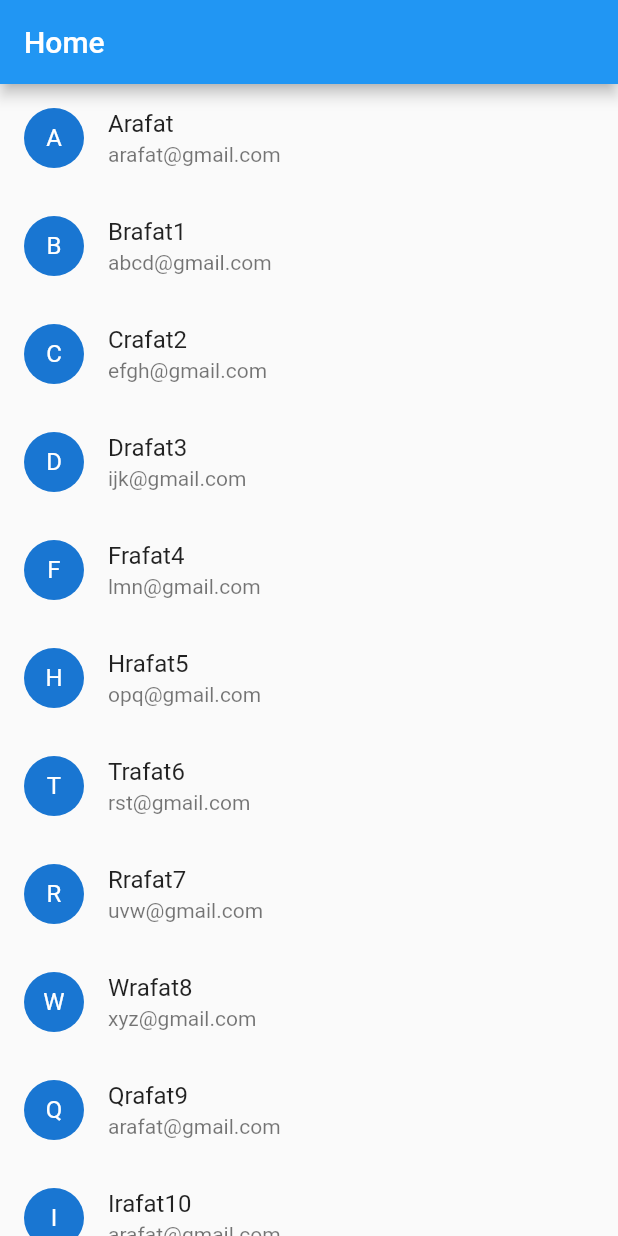
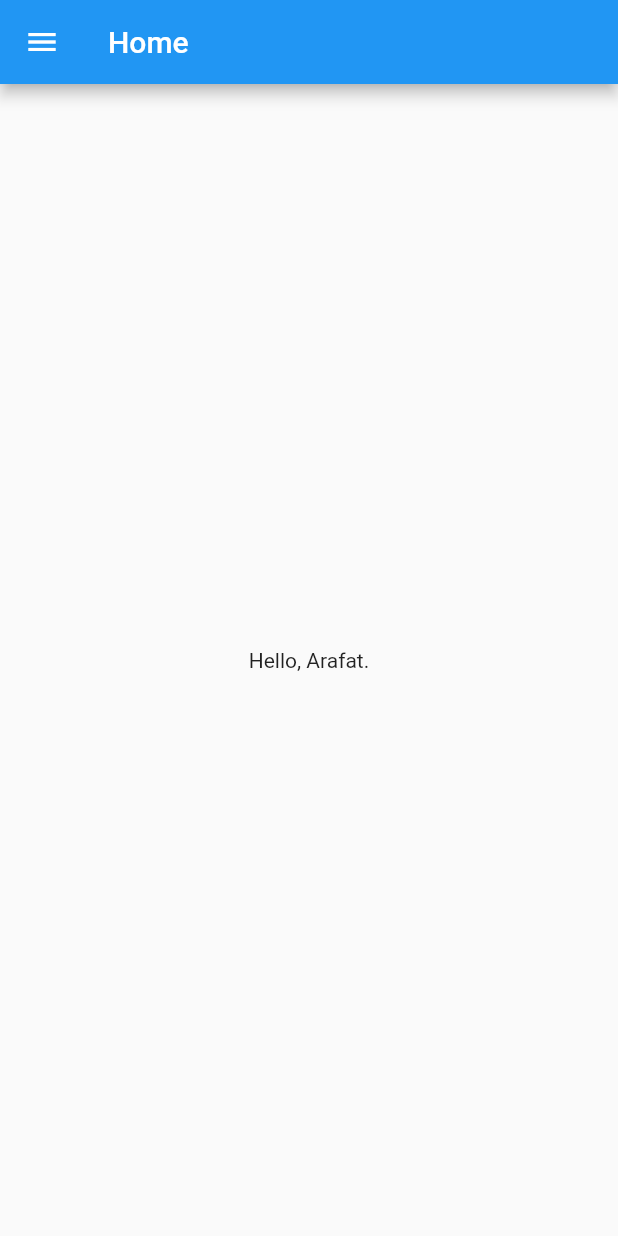
Before and after one commit to amiarafat/flutter_tutorial, a Flutter app: the screen it shows after launch, on a phone screen of 412 x 824 dp. Run offline on Flutter 3.47's test engine with Material 2 defaults, Android fonts, the phone set to English and light mode, and no system bars.

Commit message:
navigation drawer with item in listeview

```diff
--- a/lib/main.dart
+++ b/lib/main.dart
@@ -15,24 +15,7 @@ void main(){
 class HomePage extends StatelessWidget{
 
   final _longText = "Hello Arafat. How are You? I am Fine.lakhdka hfka fah fgakcgkahckacash lahlf halh ahf jkafkahkjfhaj falhf ahf hah ";
-  final _shortText = "Hello Arafat.";
-
-  List people = [
-    {"name":"Arafat", "email":"arafat@gmail.com"},
-    {"name":"Brafat1", "email":"abcd@gmail.com"},
-    {"name":"Crafat2", "email":"efgh@gmail.com"},
-    {"name":"Drafat3", "email":"ijk@gmail.com"},
-    {"name":"Frafat4", "email":"lmn@gmail.com"},
-    {"name":"Hrafat5", "email":"opq@gmail.com"},
-    {"name":"Trafat6", "email":"rst@gmail.com"},
-    {"name":"Rrafat7", "email":"uvw@gmail.com"},
-    {"name":"Wrafat8", "email":"xyz@gmail.com"},
-    {"name":"Qrafat9", "email":"arafat@gmail.com"},
-    {"name":"Irafat10", "email":"arafat@gmail.com"},
-    {"name":"Orafat11", "email":"arafat@gmail.com"},
-    {"name":"Prafat12", "email":"arafat@gmail.com"},
-    {"name":"Mrafat13", "email":"arafat@gmail.com"},
-  ];
+  final _shortText = "Hello, Arafat.";
 
   @override
   Widget build(BuildContext context) {
@@ -41,23 +24,58 @@ class HomePage extends StatelessWidget{
         appBar: new AppBar(
           title: new Text('Home'),
         ),
-        body: ListView.builder(
-          itemCount: people.length,
-          itemBuilder: (BuildContext context, int index){
-            return Column(children: <Widget>[
-              ListTile(
-                leading: CircleAvatar(
-                  child: Text(people[index]["name"][0]),
+        drawer: Drawer(
+          child: ListView(children: <Widget>[
+                Stack(children: <Widget>[
+
+                  Image.asset("assets/images/image.jpg"),
+                  Positioned(
+                    left: 10,
+                    bottom: 50,
+                    child: Icon(Icons.person,color: Colors.white,size: 50,),
+                  ),
+                  Positioned(
+                    left: 10,
+                    bottom: 30,
+                    child: Text(_shortText,style: TextStyle(color: Colors.white),),
+                  )
+                ],
+              ),
+            SizedBox(
+              height: 30,
+            ),
+                ListTile(
+                  leading: Icon(Icons.mail),
+                  title: Text("Mail Box"),
                 ),
-                title: Text(people[index]["name"]),
-                subtitle: Text(people[index]["email"]),
-              )
-
-            ],);
-          },
+                Divider(),
+                ListTile(
+                  leading: Icon(Icons.mic),
+                  title: Text("Records"),
+                ),
+                Divider(),
+                ListTile(
+                  leading: Icon(Icons.add_circle),
+                  title: Text("New Records"),
+                ),
+                Divider(),
+                ListTile(
+                  leading: Icon(Icons.build),
+                  title: Text("Sttings"),
+                ),
+            ],
+          ),
+        ),
+        body: Center(
+          child: Text(_shortText),
         )
     );
   }
+
+
+
+
+
 
   Widget _cell(){
 
```
